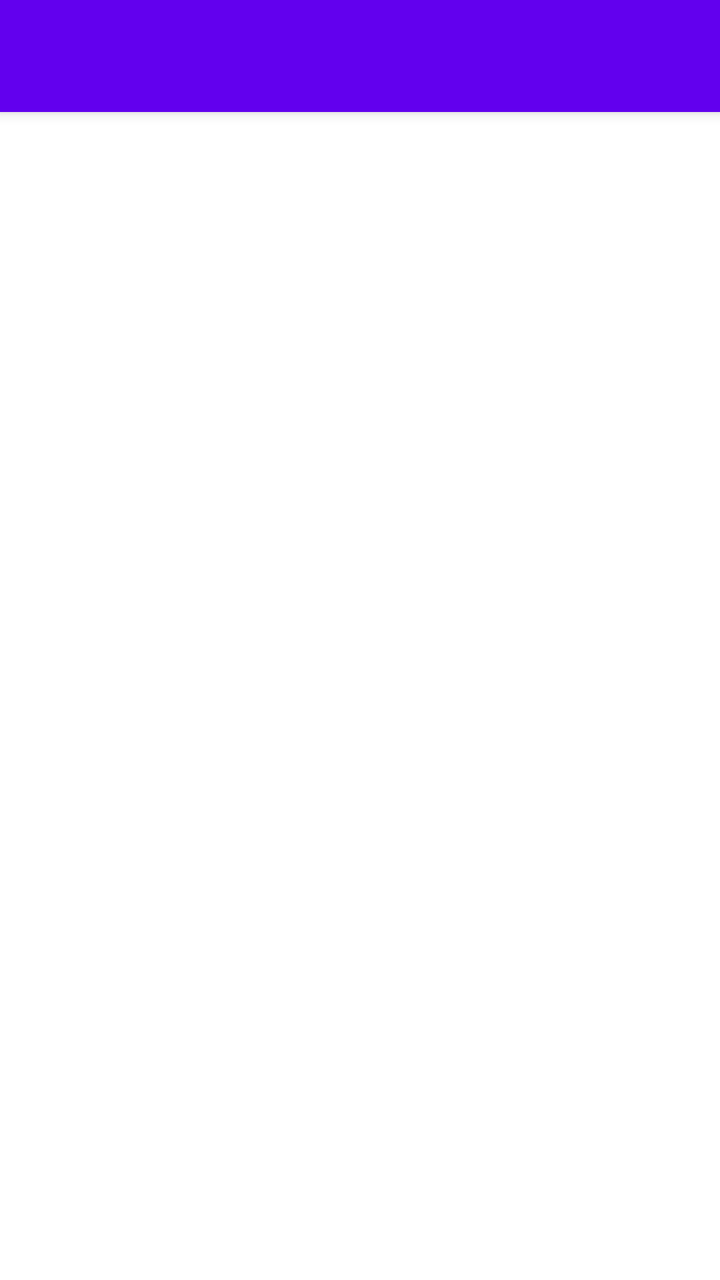
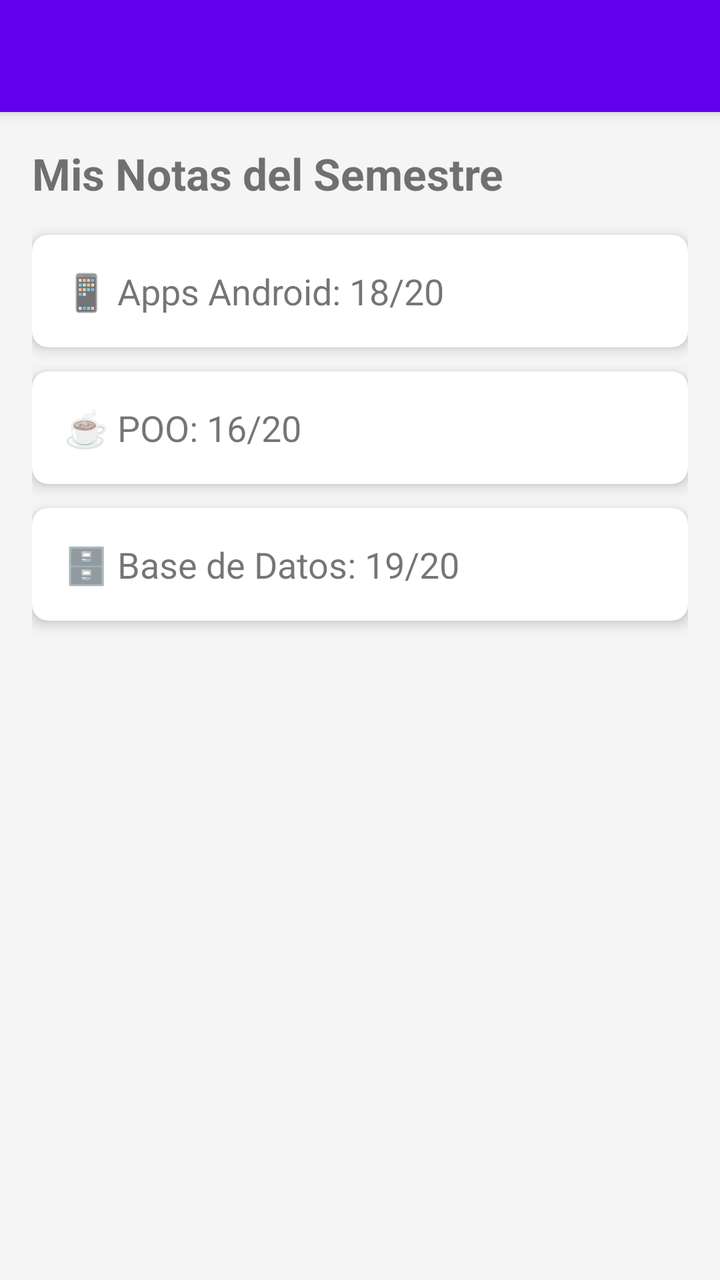

Two renders of the same Android screen: before a commit and after it. Below are the layout's source before the change and the commit's diff.
<!-- AndroidManifest.xml: application theme Theme.MenuLateral01 -->
<!-- res/layout/activity_item2.xml -->
<?xml version="1.0" encoding="utf-8"?>
<androidx.drawerlayout.widget.DrawerLayout xmlns:android="http://schemas.android.com/apk/res/android"
    xmlns:app="http://schemas.android.com/apk/res-auto"
    xmlns:tools="http://schemas.android.com/tools"
    android:id="@+id/drawer_layout"
    android:layout_width="match_parent"
    android:layout_height="match_parent"
    tools:context=".Item1Activity"
    tools:openDrawer="start">

    
    <include
        layout="@layout/app_bar_main"
        android:layout_width="match_parent"
        android:layout_height="match_parent" />

    
    <TextView
        android:layout_width="wrap_content"
        android:layout_height="wrap_content"
        android:layout_gravity="center"
        android:text="Bienvenido a Item 2"
        android:textSize="24sp" />

    
    <com.google.android.material.navigation.NavigationView
        android:id="@+id/nav_view"
        android:layout_width="wrap_content"
        android:layout_height="match_parent"
        android:layout_gravity="start"
        app:headerLayout="@layout/nav_header_main"
        app:menu="@menu/activity_main_drawer" />

</androidx.drawerlayout.widget.DrawerLayout>
<!-- res/layout/app_bar_main.xml (included above) -->
<?xml version="1.0" encoding="utf-8"?>
<androidx.coordinatorlayout.widget.CoordinatorLayout
    xmlns:android="http://schemas.android.com/apk/res/android"
    xmlns:app="http://schemas.android.com/apk/res-auto"
    xmlns:tools="http://schemas.android.com/tools"
    android:layout_width="match_parent"
    android:layout_height="match_parent"
    tools:context=".MainActivity">

    <com.google.android.material.appbar.AppBarLayout
        android:layout_width="match_parent"
        android:layout_height="wrap_content"
        android:fitsSystemWindows="true">

        <androidx.appcompat.widget.Toolbar
            android:id="@+id/toolbar_main"
            android:layout_width="match_parent"
            android:layout_height="?attr/actionBarSize"
            android:background="?attr/colorPrimary"
            app:layout_scrollFlags="scroll|enterAlways" />

    </com.google.android.material.appbar.AppBarLayout>

</androidx.coordinatorlayout.widget.CoordinatorLayout>
<!-- res/layout/nav_header_main.xml (included above) -->
<?xml version="1.0" encoding="utf-8"?>
<LinearLayout xmlns:android="http://schemas.android.com/apk/res/android"
android:id="@+id/nav_header"
android:layout_width="match_parent"
android:layout_height="160dp"
android:background="#0B2B5E"
android:clickable="true"
android:focusable="true"
android:foreground="?attr/selectableItemBackgroundBorderless"
android:gravity="bottom"
android:orientation="vertical"
android:padding="16dp"
android:theme="@style/ThemeOverlay.AppCompat.Dark">

<ImageView
    android:id="@+id/nav_header_imageView"
    android:layout_width="64dp"
    android:layout_height="64dp"
    android:src="@mipmap/ic_launcher" />

<TextView
    android:id="@+id/nav_header_textView"
    android:layout_width="match_parent"
    android:layout_height="wrap_content"
    android:paddingTop="16dp"
    android:text="ALEX"
    android:textAppearance="@style/TextAppearance.AppCompat.Body1" />

</LinearLayout>
<!-- resources referenced by this layout -->
<resources>
  <!-- mipmap ic_launcher (mipmap-anydpi) -->
  <?xml version="1.0" encoding="utf-8"?>
  <adaptive-icon xmlns:android="http://schemas.android.com/apk/res/android">
      <background android:drawable="@drawable/ic_launcher_background" />
      <foreground android:drawable="@drawable/ic_launcher_foreground" />
      <monochrome android:drawable="@drawable/ic_launcher_foreground" />
  </adaptive-icon>
  <style name="Theme.MenuLateral01" parent="Theme.MaterialComponents.DayNight.DarkActionBar">
          <item name="colorPrimary">@color/purple_500</item>
          <item name="colorPrimaryVariant">@color/purple_700</item>
          <item name="colorOnPrimary">@color/white</item>
          <item name="colorSecondary">@color/teal_200</item>
          <item name="colorSecondaryVariant">@color/teal_700</item>
          <item name="colorOnSecondary">@color/black</item>
          
          <item name="windowActionBar">false</item>
          <item name="windowNoTitle">true</item>
      </style>
  <!-- drawable ic_launcher_background: vector/xml drawable (drawable, 4866 chars, omitted) -->
  <!-- drawable ic_launcher_foreground (drawable) -->
  <vector xmlns:android="http://schemas.android.com/apk/res/android"
      xmlns:aapt="http://schemas.android.com/aapt"
      android:width="108dp"
      android:height="108dp"
      android:viewportWidth="108"
      android:viewportHeight="108">
      <path android:pathData="M31,63.928c0,0 6.4,-11 12.1,-13.1c7.2,-2.6 26,-1.4 26,-1.4l38.1,38.1L107,108.928l-32,-1L31,63.928z">
          <aapt:attr name="android:fillColor">
              <gradient
                  android:endX="85.84757"
                  android:endY="92.4963"
                  android:startX="42.9492"
                  android:startY="49.59793"
                  android:type="linear">
                  <item
                      android:color="#44000000"
                      android:offset="0.0" />
                  <item
                      android:color="#00000000"
                      android:offset="1.0" />
              </gradient>
          </aapt:attr>
      </path>
      <path
          android:fillColor="#FFFFFF"
          android:fillType="nonZero"
          android:pathData="M65.3,45.828l3.8,-6.6c0.2,-0.4 0.1,-0.9 -0.3,-1.1c-0.4,-0.2 -0.9,-0.1 -1.1,0.3l-3.9,6.7c-6.3,-2.8 -13.4,-2.8 -19.7,0l-3.9,-6.7c-0.2,-0.4 -0.7,-0.5 -1.1,-0.3C38.8,38.328 38.7,38.828 38.9,39.228l3.8,6.6C36.2,49.428 31.7,56.028 31,63.928h46C76.3,56.028 71.8,49.428 65.3,45.828zM43.4,57.328c-0.8,0 -1.5,-0.5 -1.8,-1.2c-0.3,-0.7 -0.1,-1.5 0.4,-2.1c0.5,-0.5 1.4,-0.7 2.1,-0.4c0.7,0.3 1.2,1 1.2,1.8C45.3,56.528 44.5,57.328 43.4,57.328L43.4,57.328zM64.6,57.328c-0.8,0 -1.5,-0.5 -1.8,-1.2s-0.1,-1.5 0.4,-2.1c0.5,-0.5 1.4,-0.7 2.1,-0.4c0.7,0.3 1.2,1 1.2,1.8C66.5,56.528 65.6,57.328 64.6,57.328L64.6,57.328z"
          android:strokeWidth="1"
          android:strokeColor="#00000000" />
  </vector>
  <color name="purple_500">#FF6200EE</color>
  <color name="purple_700">#FF3700B3</color>
  <color name="white">#FFFFFFFF</color>
  <color name="teal_200">#FF03DAC5</color>
  <color name="teal_700">#FF018786</color>
  <color name="black">#FF000000</color>
</resources>

<!-- the commit's change to res/layout/activity_item2.xml (unified diff, before → after) -->
@@ -5,58 +5,91 @@
     android:id="@+id/drawer_layout"
     android:layout_width="match_parent"
     android:layout_height="match_parent"
-    tools:context=".Item1Activity"
+    tools:context=".Item2Activity"
     tools:openDrawer="start">
 
-    
-    <include
-        layout="@layout/app_bar_main"
+    <androidx.coordinatorlayout.widget.CoordinatorLayout
         android:layout_width="match_parent"
-        android:layout_height="match_parent" />
+        android:layout_height="match_parent">
 
-    
-    <TextView
-        android:layout_width="wrap_content"
-        android:layout_height="wrap_content"
-        android:layout_gravity="center"
-        android:text="Bienvenido a Item 2"
-        android:textSize="24sp" />
+        <include layout="@layout/app_bar_main" />
 
-    
+        <androidx.core.widget.NestedScrollView
+            android:layout_width="match_parent"
+            android:layout_height="match_parent"
+            android:background="#F5F5F5"
+            app:layout_behavior="@string/appbar_scrolling_view_behavior">
+
+            <LinearLayout
+                android:layout_width="match_parent"
+                android:layout_height="wrap_content"
+                android:orientation="vertical"
+                android:padding="16dp">
+
+                <TextView
+                    android:layout_width="match_parent"
+                    android:layout_height="wrap_content"
+                    android:text="Mis Notas del Semestre"
+                    android:textSize="22sp"
+                    android:textStyle="bold"
+                    android:layout_marginBottom="16dp"/>
+
+                <com.google.android.material.card.MaterialCardView
+                    android:layout_width="match_parent"
+                    android:layout_height="wrap_content"
+                    android:layout_marginBottom="12dp"
+                    app:cardCornerRadius="8dp" app:cardElevation="4dp">
+                    <TextView
+                        android:layout_width="match_parent" android:layout_height="wrap_content"
+                        android:padding="16dp" android:text="📱 Apps Android: 18/20"
+                        android:textSize="18sp" />
+                </com.google.android.material.card.MaterialCardView>
+
+                <com.google.android.material.card.MaterialCardView
+                    android:layout_width="match_parent" android:layout_height="wrap_content"
+                    android:layout_marginBottom="12dp"
+                    app:cardCornerRadius="8dp" app:cardElevation="4dp">
+                    <TextView
+                        android:layout_width="match_parent" android:layout_height="wrap_content"
+                        android:padding="16dp" android:text="☕ POO: 16/20"
+                        android:textSize="18sp" />
+                </com.google.android.material.card.MaterialCardView>
+
+                <com.google.android.material.card.MaterialCardView
+                    android:layout_width="match_parent" android:layout_height="wrap_content"
+                    android:layout_marginBottom="12dp"
+                    app:cardCornerRadius="8dp" app:cardElevation="4dp">
+                    <TextView
+                        android:layout_width="match_parent" android:layout_height="wrap_content"
+                        android:padding="16dp" android:text="🗄️ Base de Datos: 19/20"
+                        android:textSize="18sp" />
+                </com.google.android.material.card.MaterialCardView>
+
+            </LinearLayout>
+        </androidx.core.widget.NestedScrollView>
+    </androidx.coordinatorlayout.widget.CoordinatorLayout>
+
     <com.google.android.material.navigation.NavigationView
-        android:id="@+id/nav_view"
-        android:layout_width="wrap_content"
-        android:layout_height="match_parent"
-        android:layout_gravity="start"
-        app:headerLayout="@layout/nav_header_main"
-        app:menu="@menu/activity_main_drawer" />
-
+        android:id="@+id/nav_view" android:layout_width="wrap_content" android:layout_height="match_parent"
+        android:layout_gravity="start" app:headerLayout="@layout/nav_header_main" app:menu="@menu/activity_main_drawer" />
 </androidx.drawerlayout.widget.DrawerLayout>
 <!-- res/layout/app_bar_main.xml (included above) -->
 <?xml version="1.0" encoding="utf-8"?>
-<androidx.coordinatorlayout.widget.CoordinatorLayout
+<com.google.android.material.appbar.AppBarLayout
     xmlns:android="http://schemas.android.com/apk/res/android"
     xmlns:app="http://schemas.android.com/apk/res-auto"
-    xmlns:tools="http://schemas.android.com/tools"
     android:layout_width="match_parent"
-    android:layout_height="match_parent"
-    tools:context=".MainActivity">
+    android:layout_height="wrap_content"
+    android:fitsSystemWindows="true">
 
-    <com.google.android.material.appbar.AppBarLayout
+    <androidx.appcompat.widget.Toolbar
+        android:id="@+id/toolbar_main"
         android:layout_width="match_parent"
-        android:layout_height="wrap_content"
-        android:fitsSystemWindows="true">
+        android:layout_height="?attr/actionBarSize"
+        android:background="?attr/colorPrimary"
+        app:layout_scrollFlags="scroll|enterAlways" />
 
-        <androidx.appcompat.widget.Toolbar
-            android:id="@+id/toolbar_main"
-            android:layout_width="match_parent"
-            android:layout_height="?attr/actionBarSize"
-            android:background="?attr/colorPrimary"
-            app:layout_scrollFlags="scroll|enterAlways" />
-
-    </com.google.android.material.appbar.AppBarLayout>
-
-</androidx.coordinatorlayout.widget.CoordinatorLayout>
+</com.google.android.material.appbar.AppBarLayout>
 <!-- res/layout/nav_header_main.xml (included above) -->
 <?xml version="1.0" encoding="utf-8"?>
 <LinearLayout xmlns:android="http://schemas.android.com/apk/res/android"
